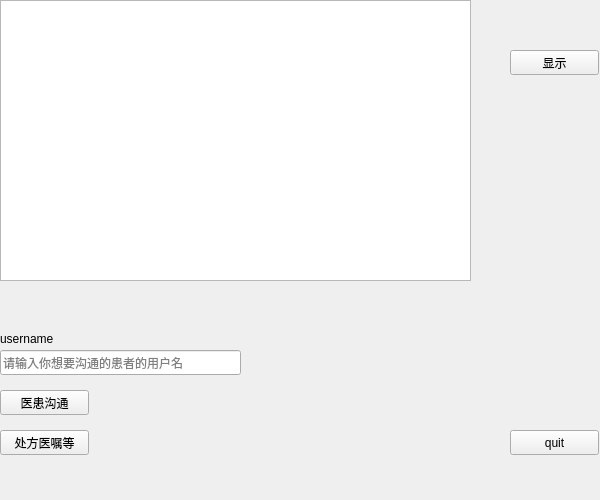
The window that demo1/viewapment.ui (KeviaWang/work) describes before a commit, drawn with Qt 5.
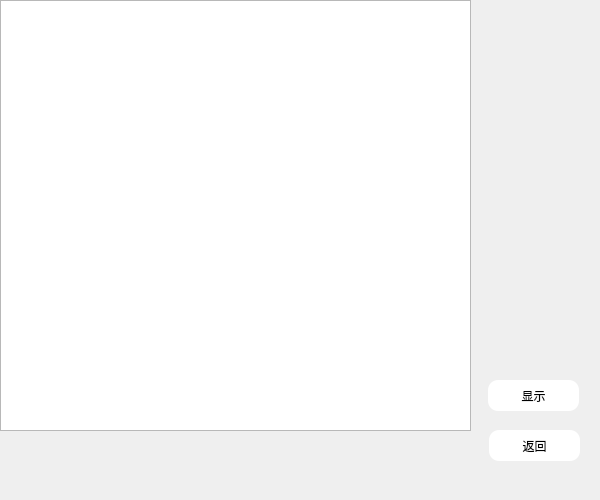
The same window after the commit. Icons and pictures are not drawn.

Diff of the .ui file:
```diff
--- a/demo1/viewapment.ui
+++ b/demo1/viewapment.ui
@@ -13,17 +13,25 @@
   <property name="windowTitle">
    <string>Form</string>
   </property>
+  <property name="styleSheet">
+   <string notr="true">#viewApMent{border-image: url(:/picture/蓝色渐变.jpg);}</string>
+  </property>
   <widget class="QPushButton" name="pushButton">
    <property name="geometry">
     <rect>
-     <x>510</x>
+     <x>489</x>
      <y>430</y>
-     <width>89</width>
-     <height>25</height>
+     <width>91</width>
+     <height>31</height>
     </rect>
    </property>
+   <property name="styleSheet">
+    <string notr="true">#pushButton{border-radius:10px;}
+#pushButton{background-color: rgb(255, 255, 255);}
+</string>
+   </property>
    <property name="text">
-    <string>quit</string>
+    <string>返回</string>
    </property>
   </widget>
   <widget class="QTableWidget" name="tableWidget">
@@ -32,75 +40,28 @@
      <x>0</x>
      <y>0</y>
      <width>471</width>
-     <height>281</height>
+     <height>431</height>
     </rect>
    </property>
   </widget>
   <widget class="QPushButton" name="pushButton_2">
    <property name="geometry">
     <rect>
-     <x>510</x>
-     <y>50</y>
-     <width>89</width>
-     <height>25</height>
+     <x>488</x>
+     <y>380</y>
+     <width>91</width>
+     <height>31</height>
     </rect>
    </property>
+   <property name="styleSheet">
+    <string notr="true">#pushButton_2{border-radius:10px;}
+#pushButton_2{background-color: rgb(255, 255, 255);}
+</string>
+   </property>
    <property name="text">
     <string>显示</string>
    </property>
   </widget>
-  <widget class="QLineEdit" name="usernameEdit">
-   <property name="geometry">
-    <rect>
-     <x>0</x>
-     <y>350</y>
-     <width>241</width>
-     <height>25</height>
-    </rect>
-   </property>
-   <property name="placeholderText">
-    <string>请输入你想要沟通的患者的用户名</string>
-   </property>
-  </widget>
-  <widget class="QLabel" name="username">
-   <property name="geometry">
-    <rect>
-     <x>0</x>
-     <y>330</y>
-     <width>91</width>
-     <height>17</height>
-    </rect>
-   </property>
-   <property name="text">
-    <string>username</string>
-   </property>
-  </widget>
-  <widget class="QPushButton" name="goutong">
-   <property name="geometry">
-    <rect>
-     <x>0</x>
-     <y>390</y>
-     <width>89</width>
-     <height>25</height>
-    </rect>
-   </property>
-   <property name="text">
-    <string>医患沟通</string>
-   </property>
-  </widget>
-  <widget class="QPushButton" name="chufangyizhu">
-   <property name="geometry">
-    <rect>
-     <x>0</x>
-     <y>430</y>
-     <width>89</width>
-     <height>25</height>
-    </rect>
-   </property>
-   <property name="text">
-    <string>处方医嘱等</string>
-   </property>
-  </widget>
  </widget>
  <resources/>
  <connections>
```
